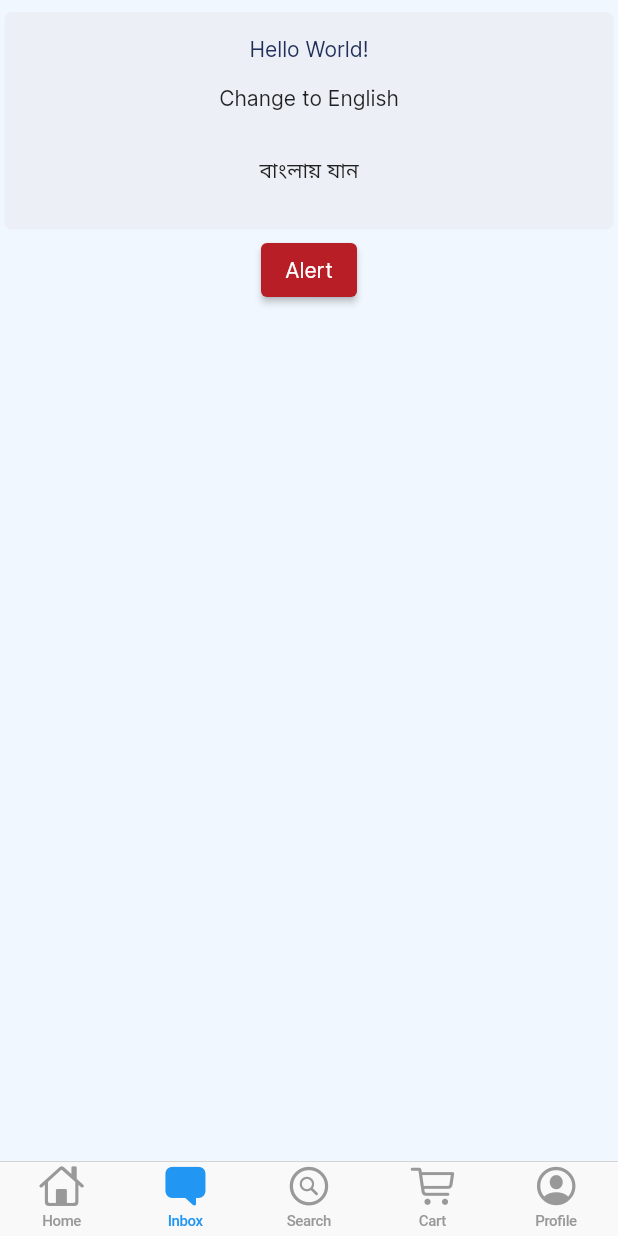
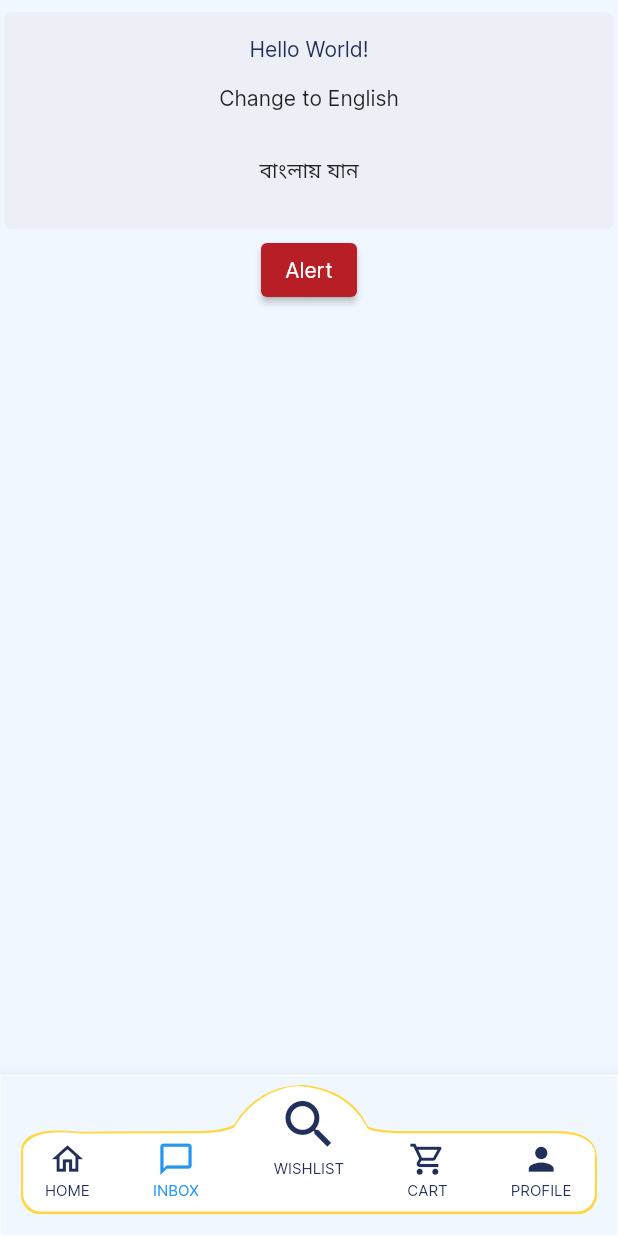
Before and after one commit to Sabuj-Kumar/ecomarce_project_masala_bazar, a Flutter app: the screen it shows after launch, item 2 of the bottom bar chosen, on a phone screen of 412 x 824 dp. Run offline on Flutter 3.47's test engine with Material 2 defaults, Android fonts, the phone set to English and light mode, and no system bars; our stand-ins replace connectivity, fluro, flutter_svg, get, modal_bottom_sheet, shared_preferences and 1 more; accounts and stored records are empty; generated files the repository leaves out were written again; project files that could hold a hidden picture were left out.

Commit message:
Navigation Bar Add

```diff
--- /dev/null
+++ b/lib/components/navigation_bar/custom_clipper.dart
@@ -0,0 +1,68 @@
+import 'package:flutter/material.dart';
+
+class CustomClipperDown extends CustomClipper<Path>{
+
+  @override
+  Path getClip(Size size) {
+    var x = size.width;
+    var y = size.height;
+
+    print(x);
+    print(y);
+    var path = Path();
+    path.moveTo(0.0, y * 0.55);
+    path.quadraticBezierTo(0.0, y * 0.36, x * 0.1, y * 0.405);
+    path.lineTo(x * 0.3, y * 0.4);
+    path.quadraticBezierTo(x * 0.35, y * 0.4, x * 0.37,y * 0.355);
+    path.quadraticBezierTo(x * 0.41,y * 0.077, x * 0.49, y * 0.068);// control point 1 curve left middle
+    path.quadraticBezierTo(x * 0.57, y * 0.105, x * 0.6, y * 0.35); //control point 3 curve right middle
+    path.quadraticBezierTo(x * 0.6, y * 0.39, x * 0.65, y * 0.4);
+    path.lineTo(x * 0.93, y * 0.4);//cornerCurveStarting point
+    path.quadraticBezierTo(x, y * 0.4, x, y * 0.6);
+    //path.lineTo(x, y * 0.37);//rightUp
+    path.lineTo(x, y);//bottomRight
+    path.lineTo(0.0, y);//bottomLeft
+
+    path.close();
+    return path;
+
+  }
+  @override
+  bool shouldReclip(covariant CustomClipper<Path> oldClipper) {
+    // TODO: implement shouldReclip
+    return true;
+  }
+}
+class CustomClipperUp extends CustomClipper<Path>{
+
+  @override
+  Path getClip(Size size) {
+    var x = size.width;
+    var y = size.height;
+
+    print(x);
+    print(y);
+    var path = Path();
+    path.moveTo(0.0, y * 0.58);
+    path.quadraticBezierTo(0.0, y * 0.35, x * 0.1, y * 0.402);
+    path.lineTo(x * 0.3, y * 0.4);
+    path.quadraticBezierTo(x * 0.35, y * 0.4, x * 0.37,y * 0.354);
+    path.quadraticBezierTo(x * 0.41,y * 0.076, x * 0.48, y * 0.045);// control point 1 curve left middle
+    path.quadraticBezierTo(x * 0.565, y * 0.07, x * 0.6, y * 0.35); //control point 3 curve right middle
+    path.quadraticBezierTo(x * 0.6, y * 0.39, x * 0.65, y * 0.4);
+    path.lineTo(x * 0.93, y * 0.4);//cornerCurveStarting point
+    path.quadraticBezierTo(x, y * 0.4, x, y * 0.6);
+    //path.lineTo(x, y * 0.37);//rightUp
+    path.lineTo(x, y);//bottomRight
+    path.lineTo(0.0, y);//bottomLeft
+
+    path.close();
+    return path;
+
+  }
+  @override
+  bool shouldReclip(covariant CustomClipper<Path> oldClipper) {
+    // TODO: implement shouldReclip
+    return true;
+  }
+}
--- /dev/null
+++ b/lib/components/navigation_bar/navigation_bar.dart
@@ -0,0 +1,149 @@
+import 'package:efgecom/config/theme_config.dart';
+import 'package:flutter/cupertino.dart';
+import 'package:flutter/material.dart';
+
+import 'custom_clipper.dart';
+
+class NavigationBBar extends StatelessWidget {
+  const NavigationBBar({Key? key,required this.onClick,required this.currentPage}) : super(key: key);
+
+  final Function(int) onClick;
+  final int currentPage;
+  @override
+  Widget build(BuildContext context) {
+    final height = MediaQuery.of(context).size.height;
+    final width = MediaQuery.of(context).size.width;
+    print("Height $height");
+    print(width);
+    return Column(
+      mainAxisAlignment: MainAxisAlignment.end,
+      children: [
+        Stack(
+            alignment: Alignment.center,
+            children: [
+              ClipPath(
+                clipper: CustomClipperDown(),
+                child: Container(
+                  height: height * 0.1125,
+                  width: width * 0.932,
+                  decoration:  BoxDecoration(
+                    color: Colors.amberAccent,
+                    borderRadius: const BorderRadius.all(Radius.circular(13.0)),
+                    border: Border.all(color: Colors.amberAccent),
+
+                  ),
+                ),
+              ),
+              Positioned(
+                top: 3.2,
+                child: ClipPath(
+                  clipper: CustomClipperUp(),
+                  child: Container(
+                    height: height * 0.1075,
+                    width: width * 0.93,
+                    decoration: BoxDecoration(
+                      color: Colors.white,
+                      borderRadius:  const BorderRadius.all(Radius.circular(13.0)),
+                      border: Border.all(color: Colors.amberAccent),
+                    ),
+                  ),
+                ),
+              ),
+              Row(
+                mainAxisAlignment: MainAxisAlignment.spaceEvenly,
+                children: [
+                  Padding(
+                    padding: const EdgeInsets.only(top: 33,left: 12),
+                    child: InkWell(
+                      onTap: (){
+                        onClick(0);
+                      },
+                      child: Column(
+                        children:  [
+                          Icon(Icons.home_outlined,size: 25,color:  currentPage != 0? const Color(0xff21305A):primaryColor),
+                          Padding(
+                            padding: const EdgeInsets.only(top: 2),
+                            child: Text("HOME",style: TextStyle(color:  currentPage != 0? const Color(0xff21305A):primaryColor,fontSize: 10,),),
+                          )
+                        ],
+                      ),
+                    ),
+                  ),
+                  SizedBox(width: width * 0.015,),
+                  Padding(
+                    padding: const EdgeInsets.only(top: 33),
+                    child: InkWell(
+                      onTap: (){
+                        onClick(1);
+                      },
+                      child: Column(
+                        children: [
+                          Icon(Icons.messenger_outline,size: 25,color: currentPage != 1? const Color(0xff21305A):primaryColor),
+                           Padding(
+                            padding: const EdgeInsets.only(top: 2),
+                            child: Text("INBOX",style: TextStyle(color:  currentPage != 1? const Color(0xff21305A):primaryColor,fontSize: 10),),
+                          )
+                        ],
+                      ),
+                    ),
+                  ),
+                  SizedBox(width: width * 0.25,),
+                  Padding(
+                    padding: const EdgeInsets.only(top: 33),
+                    child: InkWell(
+                      onTap: (){
+                        onClick(3);
+                      },
+                      child: Column(
+                        children: [
+                          Icon(Icons.shopping_cart_outlined,size: 25,color: currentPage != 3? const Color(0xff21305A):primaryColor),
+                           Padding(
+                            padding: const EdgeInsets.only(top: 2),
+                            child: Text("CART",style: TextStyle(color:  currentPage != 3? const Color(0xff21305A):primaryColor,fontSize: 10,)),
+                          )
+                        ],
+                      ),
+                    ),
+                  ),
+                  SizedBox(width: width * 0.015,),
+                  Padding(
+                    padding: const EdgeInsets.only(top: 33,right: 13),
+                    child: InkWell(
+                      onTap: (){
+                        onClick(4);
+                      },
+                      child: Column(
+                        children: [
+                          Icon(Icons.person,size: 25,color: currentPage != 4? const Color(0xff21305A):primaryColor),
+                           Padding(
+                            padding: const EdgeInsets.only(top: 2),
+                            child: Text("PROFILE",style: TextStyle(color:  currentPage != 4? const Color(0xff21305A):primaryColor,fontSize: 10),),
+                          )
+                        ],
+                      ),
+                    ),
+                  ),
+                ],
+              ),
+              Positioned(
+                  top: 12,
+                  child: InkWell(
+                    onTap: (){
+                      onClick(2);
+                    },
+                    child: Column(
+                      children: [
+                        Icon(Icons.search_outlined,size: 42,color:  currentPage != 2? const Color(0xff21305A):primaryColor,),
+                        Padding(
+                          padding: const EdgeInsets.only(top: 2.0),
+                          child: Text("WISHLIST",style: TextStyle(color: currentPage != 2? const Color(0xff21305A):primaryColor,fontSize: 10,)),
+                        ),
+                      ],
+                    ),
+                  )),
+            ]
+        ),
+      ],
+    );
+  }
+}
--- a/lib/components/scaffold/custom_scaffold.dart
+++ b/lib/components/scaffold/custom_scaffold.dart
@@ -7,9 +7,10 @@ class CustomScaffold extends StatelessWidget {
   final Color? backgroundColor;
   final Widget child;
   final ScaffoldHeader? header;
+  final BottomNavigationBar? bottomNavigationBar;
   // ignore: use_key_in_widget_constructors
   const CustomScaffold(
-      {required this.child, this.header, this.backgroundColor});
+      {required this.child, this.header, this.backgroundColor,this.bottomNavigationBar});
 
   @override
   Widget build(BuildContext context) {
@@ -28,6 +29,7 @@ class CustomScaffold extends StatelessWidget {
           ),
         ),
       ),
+      bottomNavigationBar: bottomNavigationBar,
     );
     // if (CURRENT_PLATFORM == PLATFORM_IOS) {
     //   return CupertinoPageScaffold(
--- a/lib/pages/homePage/view/home_page.dart
+++ b/lib/pages/homePage/view/home_page.dart
@@ -3,6 +3,8 @@ import 'package:efgecom/config/theme_config.dart';
 import 'package:flutter/cupertino.dart';
 import 'package:flutter/material.dart';
 import 'package:flutter_svg/flutter_svg.dart';
+
+import '../../../components/navigation_bar/navigation_bar.dart';
 
 class HomePage extends StatefulWidget {
   const HomePage({Key? key}) : super(key: key);
@@ -120,6 +122,7 @@ class _CustomAppBarState extends State<CustomAppBar> {
                 )
               ],
             ),
+            //const NavigationBBar(),
           ],
         ),
       ),
--- a/lib/pages/mainPage/mainPage.dart
+++ b/lib/pages/mainPage/mainPage.dart
@@ -1,9 +1,11 @@
+import 'package:efgecom/config/theme_config.dart';
 import 'package:efgecom/pages/homePage/view/home_page.dart';
 import 'package:flutter/cupertino.dart';
 import 'package:flutter/material.dart';
-import 'package:flutter_vector_icons/flutter_vector_icons.dart';
 import 'package:efgecom/pages/mainPage/dashboard_page.dart';
 import 'package:efgecom/pages/menu/side_menu.dart';
+
+import '../../components/navigation_bar/navigation_bar.dart';
 
 class MainPage extends StatefulWidget {
   final int? index;
@@ -23,16 +25,22 @@ class _MainPageState extends State<MainPage> with WidgetsBindingObserver {
   GlobalKey<ScaffoldState> scaffoldKey = GlobalKey<ScaffoldState>();
   int _index = 0;
 
+  List pageList = [
+    const HomePage(),
+    const DashboardPage(),
+    const DashboardPage(),
+    const Menu(),
+    const DashboardPage(),
+  ];
   @override
   void initState() {
-    if (widget.index != null) {
-      _index = int.parse(widget.index.toString());
-    }
+
     super.initState();
   }
 
   @override
   void dispose() {
+
     super.dispose();
   }
 
@@ -45,7 +53,36 @@ class _MainPageState extends State<MainPage> with WidgetsBindingObserver {
 
   @override
   Widget build(BuildContext context) {
-    return CupertinoTabScaffold(
+    final height = MediaQuery.of(context).size.height;
+    final width = MediaQuery.of(context).size.width;
+    return Scaffold(
+      bottomNavigationBar: BottomAppBar(
+        child: Container(
+          decoration: BoxDecoration(
+            border: Border.all(width: 0.0,color: Colors.white),
+            color: bgColor,
+
+          ),
+
+          height: height * 0.13,
+          width: width * 0.9,
+          child: Column(
+            children: [
+              NavigationBBar(onClick: (index){
+                setState(() {
+                  _index = index;
+                  print("Index $_index");
+                });
+              },currentPage: _index,),
+            ],
+          ),
+        ),
+      ),
+        body: pageList[_index],
+    );
+
+
+      /*CupertinoTabScaffold(
       tabBar: CupertinoTabBar(
         currentIndex: _index,
         onTap: (value) {
@@ -114,6 +151,6 @@ class _MainPageState extends State<MainPage> with WidgetsBindingObserver {
         }
         return tabPage;
       },
-    );
+    );*/
   }
 }
```
